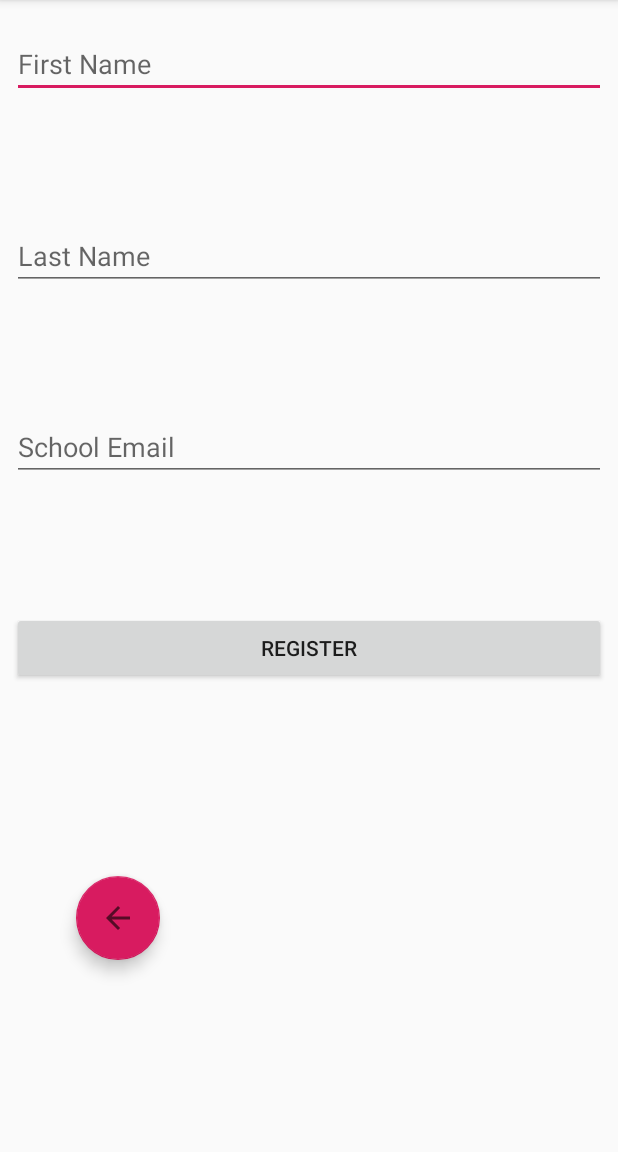
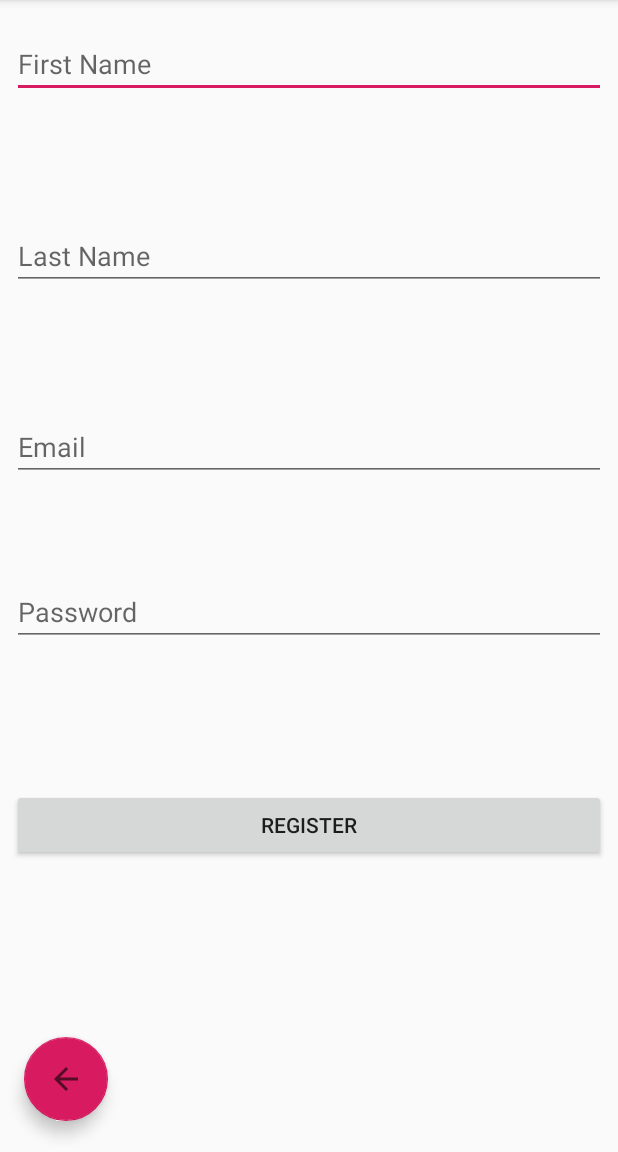
Before and after one commit to JakobDozier/Powwow, an Android app: the screen it shows after launch (RegisterActivity), after a tap on "Register", on a phone screen of 412 x 824 dp, the part 84-1236 px from its top. Run offline under Robolectric (Android 15) with nearby library versions, the phone set to English and light mode, and no system bars; our stand-ins replace Firebase (no records; nobody signed in at launch, a user with empty details on screens opened directly).

Commit message:
added firebaseauth

```diff
--- a/jakob/Powwow/app/src/main/java/com/example/jakobdozier/powwow/LoginActivity.java
+++ b/jakob/Powwow/app/src/main/java/com/example/jakobdozier/powwow/LoginActivity.java
@@ -1,41 +1,91 @@
 package com.example.jakobdozier.powwow;
 
+import android.app.ProgressDialog;
 import android.content.Intent;
+import android.support.annotation.NonNull;
 import android.support.v7.app.AppCompatActivity;
 import android.os.Bundle;
+import android.text.TextUtils;
 import android.view.View;
 import android.widget.Button;
 import android.widget.EditText;
 import android.widget.TextView;
+import android.widget.Toast;
+
+import com.google.android.gms.tasks.OnCompleteListener;
+import com.google.android.gms.tasks.Task;
+import com.google.firebase.auth.AuthResult;
+import com.google.firebase.auth.FirebaseAuth;
+
 
 public class LoginActivity extends AppCompatActivity implements View.OnClickListener {
 
-    EditText username;
-    EditText password;
-    Button login_button;
-    TextView register;
+    private EditText emailLogin;
+    private EditText passwordLogin;
+    private Button login_button;
+    private TextView register;
+
+    private ProgressDialog progressDialog;
+
+    private FirebaseAuth firebaseAuth;
 
     @Override
     protected void onCreate(Bundle savedInstanceState) {
         super.onCreate(savedInstanceState);
         setContentView(R.layout.activity_login);
 
-        username = (EditText) findViewById(R.id.editText_username);
-        password = (EditText) findViewById(R.id.editText_password);
+        emailLogin = findViewById(R.id.editText_email);
+        passwordLogin = findViewById(R.id.editText_password);
 
-        login_button = (Button) findViewById(R.id.button_login);
+        login_button = findViewById(R.id.button_login);
 
-        register = (TextView) findViewById(R.id.textView_register);
+        register = findViewById(R.id.textView_register);
+
+        progressDialog = new ProgressDialog(this);
+
+        firebaseAuth = FirebaseAuth.getInstance();
 
         login_button.setOnClickListener(this);
         register.setOnClickListener(this);
     }
 
+    public void userLogin() {
+        String email = emailLogin.getText().toString().trim();
+        String password = passwordLogin.getText().toString().trim();
+
+        if (TextUtils.isEmpty(email)) {
+            Toast.makeText(this, "Please enter email", Toast.LENGTH_SHORT).show();
+            return;
+        }
+        if (TextUtils.isEmpty(password)) {
+            Toast.makeText(this, "Please enter password", Toast.LENGTH_SHORT).show();
+            return;
+        }
+
+        progressDialog.setMessage("Signing in...");
+        progressDialog.show();
+
+        firebaseAuth.signInWithEmailAndPassword(email, password)
+                .addOnCompleteListener(this, new OnCompleteListener<AuthResult>() {
+                    @Override
+                    public void onComplete(@NonNull Task<AuthResult> task) {
+                        progressDialog.dismiss();
+
+                        if (task.isSuccessful()) {
+                            // start the profile activity
+                            finish();
+                            startActivity(new Intent(getApplicationContext(), MainActivity.class));
+                        }
+                    }
+                });
+    }
+
+
     @Override
     public void onClick(View v) {
         switch (v.getId()) {
             case R.id.button_login:
-                startActivity(new Intent(this, MainActivity.class));
+                userLogin();
                 break;
             case R.id.textView_register:
                 startActivity(new Intent(this, RegisterActivity.class));
--- a/jakob/Powwow/app/src/main/java/com/example/jakobdozier/powwow/RegisterActivity.java
+++ b/jakob/Powwow/app/src/main/java/com/example/jakobdozier/powwow/RegisterActivity.java
@@ -1,43 +1,111 @@
 package com.example.jakobdozier.powwow;
 
+import android.app.ProgressDialog;
 import android.content.Intent;
+import android.support.annotation.NonNull;
 import android.support.design.widget.FloatingActionButton;
 import android.support.v7.app.AppCompatActivity;
 import android.os.Bundle;
+import android.text.TextUtils;
 import android.util.Log;
 import android.view.View;
 import android.widget.Button;
 import android.widget.EditText;
+import android.widget.Toast;
+
+import com.google.android.gms.tasks.OnCompleteListener;
+import com.google.android.gms.tasks.Task;
+import com.google.firebase.auth.AuthResult;
+import com.google.firebase.auth.FirebaseAuth;
 
 public class RegisterActivity extends AppCompatActivity implements View.OnClickListener {
 
-    EditText fName;
-    EditText lName;
-    EditText email;
-    Button register;
-    FloatingActionButton back;
+    private EditText fName;
+    private EditText lName;
+    private EditText emailRegister;
+    private EditText passwordRegister;
+    private Button register;
+    private FloatingActionButton back;
+
+    private ProgressDialog progressDialog;
+
+    private FirebaseAuth firebaseAuth;
 
     @Override
     protected void onCreate(Bundle savedInstanceState) {
         super.onCreate(savedInstanceState);
         setContentView(R.layout.activity_register);
 
-        fName = (EditText) findViewById(R.id.editText_fName);
-        lName = (EditText) findViewById(R.id.editText_lName);
-        email = (EditText) findViewById(R.id.editText_email);
+        fName = findViewById(R.id.editText_fName);
+        lName = findViewById(R.id.editText_lName);
+        emailRegister = findViewById(R.id.editText_email);
+        passwordRegister = findViewById(R.id.editText_password);
 
-        register = (Button) findViewById(R.id.button_register);
+        register = findViewById(R.id.button_register);
 
-        back = (FloatingActionButton) findViewById(R.id.floatingActionButton_back);
+        back = findViewById(R.id.floatingActionButton_back);
+
+        progressDialog = new ProgressDialog(this);
+
+        firebaseAuth = FirebaseAuth.getInstance();
 
         register.setOnClickListener(this);
         back.setOnClickListener(this);
+    }
+
+    public void registerUser() {
+        String firstName = fName.getText().toString().trim();
+        String lastName = lName.getText().toString().trim();
+        String email = emailRegister.getText().toString().trim();
+        String password = passwordRegister.getText().toString().trim();
+
+        if (TextUtils.isEmpty(firstName)) {
+            //email is empty
+            Toast.makeText(this, "Please enter your first name", Toast.LENGTH_SHORT).show();
+            return;
+        }
+
+        if (TextUtils.isEmpty(lastName)) {
+            //password is empty
+            Toast.makeText(this, "Please enter your last name", Toast.LENGTH_SHORT).show();
+            return;
+        }
+
+        if (TextUtils.isEmpty(email)) {
+            //email is empty
+            Toast.makeText(this, "Please enter an email", Toast.LENGTH_SHORT).show();
+            return;
+        }
+
+        if (TextUtils.isEmpty(password)) {
+            //password is empty
+            Toast.makeText(this, "Please enter a password", Toast.LENGTH_SHORT).show();
+            return;
+        }
+
+        progressDialog.setMessage("Registering user...");
+        progressDialog.show();
+
+        firebaseAuth.createUserWithEmailAndPassword(email, password)
+                .addOnCompleteListener(new OnCompleteListener<AuthResult>() {
+                    @Override
+                    public void onComplete(@NonNull Task<AuthResult> task) {
+                        if (task.isSuccessful()) {
+                            Toast.makeText(RegisterActivity.this, "Registered", Toast.LENGTH_SHORT).show();
+                            startActivity(new Intent(RegisterActivity.this, MainActivity.class));
+                        }
+                        else {
+                            Toast.makeText(RegisterActivity.this, "Unable to Register", Toast.LENGTH_SHORT).show();
+                        }
+                    }
+                });
     }
 
     @Override
     public void onClick(View v) {
         switch (v.getId()) {
             case R.id.button_register:
+                registerUser();
                 break;
             case R.id.floatingActionButton_back:
                 startActivity(new Intent(this, LoginActivity.class));
--- a/jakob/Powwow/app/src/main/res/layout/activity_login.xml
+++ b/jakob/Powwow/app/src/main/res/layout/activity_login.xml
@@ -7,7 +7,7 @@
     tools:context=".LoginActivity">
 
     <EditText
-        android:id="@+id/editText_username"
+        android:id="@+id/editText_email"
         android:layout_width="match_parent"
         android:layout_height="wrap_content"
         android:layout_marginStart="8dp"
@@ -16,7 +16,7 @@
         android:layout_marginEnd="8dp"
         android:layout_marginRight="8dp"
         android:ems="10"
-        android:hint="Username"
+        android:hint="Email"
         android:inputType="textPersonName"
         app:layout_constraintBottom_toBottomOf="parent"
         app:layout_constraintEnd_toEndOf="parent"
--- a/jakob/Powwow/app/src/main/res/layout/activity_register.xml
+++ b/jakob/Powwow/app/src/main/res/layout/activity_register.xml
@@ -57,7 +57,7 @@
         android:layout_marginRight="8dp"
         android:layout_marginBottom="8dp"
         android:ems="10"
-        android:hint="School Email"
+        android:hint="Email"
         android:inputType="textPersonName"
         app:layout_constraintBottom_toBottomOf="parent"
         app:layout_constraintEnd_toEndOf="parent"
@@ -65,6 +65,26 @@
         app:layout_constraintStart_toStartOf="parent"
         app:layout_constraintTop_toTopOf="parent"
         app:layout_constraintVertical_bias="0.378" />
+
+    <EditText
+        android:id="@+id/editText_password"
+        android:layout_width="match_parent"
+        android:layout_height="wrap_content"
+        android:layout_marginStart="8dp"
+        android:layout_marginLeft="8dp"
+        android:layout_marginTop="8dp"
+        android:layout_marginEnd="8dp"
+        android:layout_marginRight="8dp"
+        android:layout_marginBottom="8dp"
+        android:ems="10"
+        android:hint="Password"
+        android:inputType="textPersonName"
+        app:layout_constraintBottom_toBottomOf="parent"
+        app:layout_constraintEnd_toEndOf="parent"
+        app:layout_constraintHorizontal_bias="0.0"
+        app:layout_constraintStart_toStartOf="parent"
+        app:layout_constraintTop_toTopOf="parent"
+        app:layout_constraintVertical_bias="0.534" />
 
     <Button
         android:id="@+id/button_register"
@@ -79,9 +99,10 @@
         android:text="Register"
         app:layout_constraintBottom_toBottomOf="parent"
         app:layout_constraintEnd_toEndOf="parent"
+        app:layout_constraintHorizontal_bias="0.0"
         app:layout_constraintStart_toStartOf="parent"
         app:layout_constraintTop_toTopOf="parent"
-        app:layout_constraintVertical_bias="0.568" />
+        app:layout_constraintVertical_bias="0.736" />
 
     <android.support.design.widget.FloatingActionButton
         android:id="@+id/floatingActionButton_back"
@@ -96,9 +117,9 @@
         android:clickable="true"
         app:layout_constraintBottom_toBottomOf="parent"
         app:layout_constraintEnd_toEndOf="parent"
-        app:layout_constraintHorizontal_bias="0.125"
+        app:layout_constraintHorizontal_bias="0.024"
         app:layout_constraintStart_toStartOf="parent"
         app:layout_constraintTop_toTopOf="parent"
-        app:layout_constraintVertical_bias="0.828"
+        app:layout_constraintVertical_bias="0.982"
         app:srcCompat="?attr/actionModeCloseDrawable" />
 </android.support.constraint.ConstraintLayout>
--- a/jakob/Powwow/build.gradle
+++ b/jakob/Powwow/build.gradle
@@ -8,7 +8,7 @@ buildscript {
     }
     dependencies {
         classpath 'com.android.tools.build:gradle:3.2.1'
-
+        classpath 'com.google.gms:google-services:4.0.1'
 
         // NOTE: Do not place your application dependencies here; they belong
         // in the individual module build.gradle files
```
Also changed, not shown: jakob/Powwow/app/build.gradle (+10 -2 lines), 3 other files.
